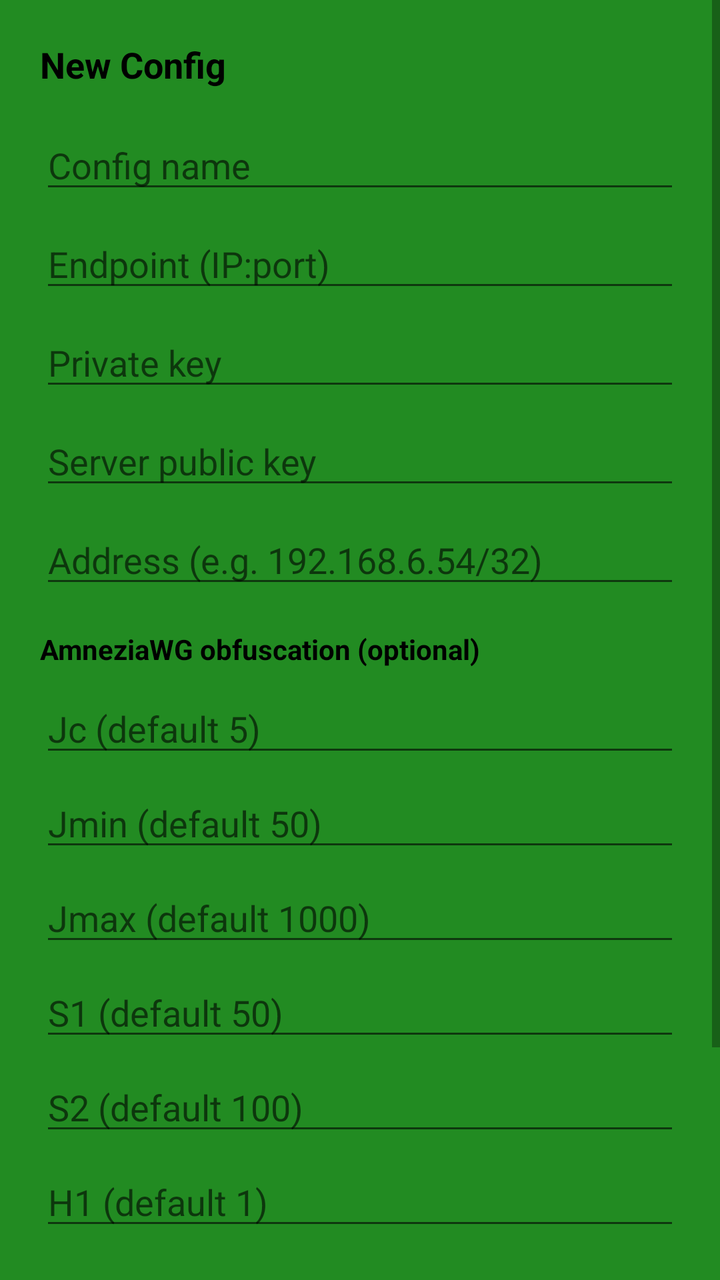
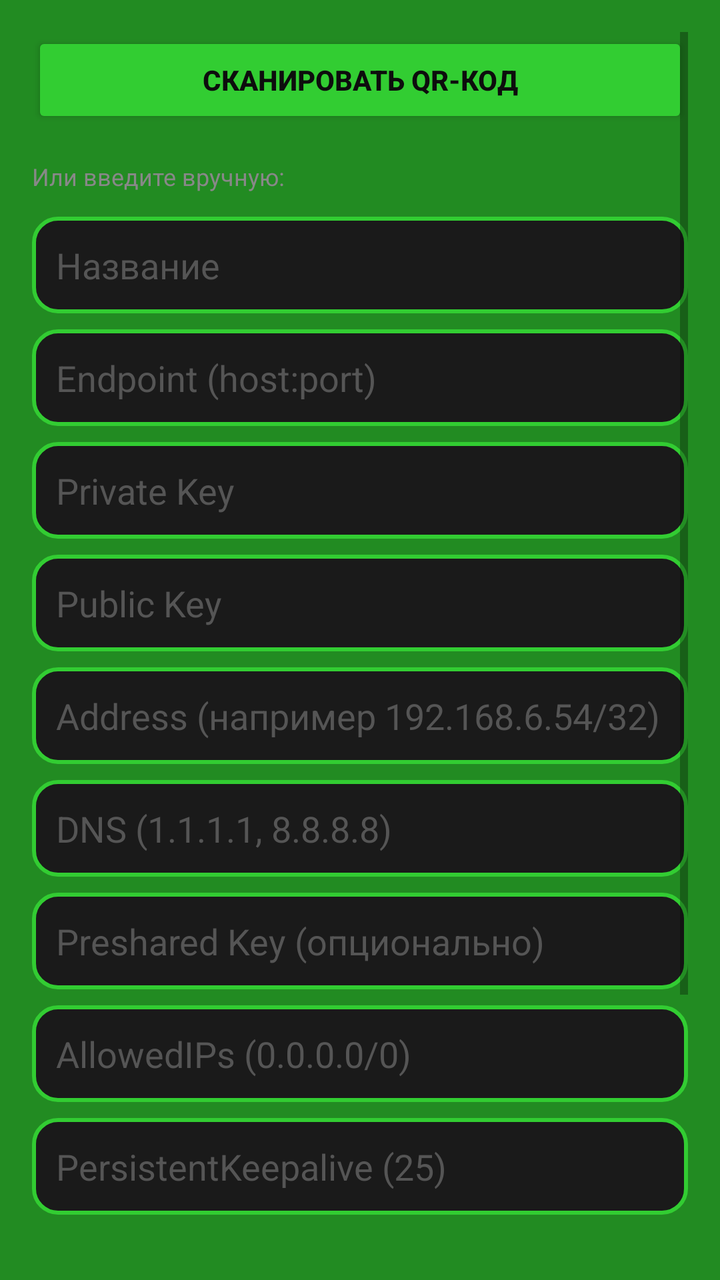

Screens rendered from an Android XML layout before and after an edit, with the pre-edit source and the edit as a unified diff.
<!-- AndroidManifest.xml: application theme Theme.Config -->
<!-- res/layout/dialog_add_server.xml -->
<?xml version="1.0" encoding="utf-8"?>
<ScrollView
    xmlns:android="http://schemas.android.com/apk/res/android"
    android:layout_width="match_parent"
    android:layout_height="wrap_content">

    <LinearLayout
        android:layout_width="match_parent"
        android:layout_height="wrap_content"
        android:orientation="vertical"
        android:padding="20dp">

        <TextView
            android:layout_width="wrap_content"
            android:layout_height="wrap_content"
            android:text="New Config"
            android:textSize="18sp"
            android:textStyle="bold"
            android:textColor="@android:color/black"
            android:layout_marginBottom="16dp" />

        <EditText
            android:id="@+id/etName"
            android:layout_width="match_parent"
            android:layout_height="wrap_content"
            android:hint="Config name"
            android:inputType="text" />

        <EditText
            android:id="@+id/etEndpoint"
            android:layout_width="match_parent"
            android:layout_height="wrap_content"
            android:hint="Endpoint (IP:port)"
            android:inputType="text"
            android:layout_marginTop="8dp" />

        <EditText
            android:id="@+id/etPrivateKey"
            android:layout_width="match_parent"
            android:layout_height="wrap_content"
            android:hint="Private key"
            android:inputType="text"
            android:layout_marginTop="8dp" />

        <EditText
            android:id="@+id/etPublicKey"
            android:layout_width="match_parent"
            android:layout_height="wrap_content"
            android:hint="Server public key"
            android:inputType="text"
            android:layout_marginTop="8dp" />

        <EditText
            android:id="@+id/etAddress"
            android:layout_width="match_parent"
            android:layout_height="wrap_content"
            android:hint="Address (e.g. 192.168.6.54/32)"
            android:inputType="text"
            android:layout_marginTop="8dp" />

        <TextView
            android:layout_width="wrap_content"
            android:layout_height="wrap_content"
            android:text="AmneziaWG obfuscation (optional)"
            android:textSize="14sp"
            android:textStyle="bold"
            android:textColor="@android:color/black"
            android:layout_marginTop="16dp"
            android:layout_marginBottom="8dp" />

        <EditText
            android:id="@+id/etJc"
            android:layout_width="match_parent"
            android:layout_height="wrap_content"
            android:hint="Jc (default 5)"
            android:inputType="number" />

        <EditText
            android:id="@+id/etJmin"
            android:layout_width="match_parent"
            android:layout_height="wrap_content"
            android:hint="Jmin (default 50)"
            android:inputType="number"
            android:layout_marginTop="6dp" />

        <EditText
            android:id="@+id/etJmax"
            android:layout_width="match_parent"
            android:layout_height="wrap_content"
            android:hint="Jmax (default 1000)"
            android:inputType="number"
            android:layout_marginTop="6dp" />

        <EditText
            android:id="@+id/etS1"
            android:layout_width="match_parent"
            android:layout_height="wrap_content"
            android:hint="S1 (default 50)"
            android:inputType="number"
            android:layout_marginTop="6dp" />

        <EditText
            android:id="@+id/etS2"
            android:layout_width="match_parent"
            android:layout_height="wrap_content"
            android:hint="S2 (default 100)"
            android:inputType="number"
            android:layout_marginTop="6dp" />

        <EditText
            android:id="@+id/etH1"
            android:layout_width="match_parent"
            android:layout_height="wrap_content"
            android:hint="H1 (default 1)"
            android:inputType="number"
            android:layout_marginTop="6dp" />

        <EditText
            android:id="@+id/etH2"
            android:layout_width="match_parent"
            android:layout_height="wrap_content"
            android:hint="H2 (default 2)"
            android:inputType="number"
            android:layout_marginTop="6dp" />

        <EditText
            android:id="@+id/etH3"
            android:layout_width="match_parent"
            android:layout_height="wrap_content"
            android:hint="H3 (default 3)"
            android:inputType="number"
            android:layout_marginTop="6dp" />

        <EditText
            android:id="@+id/etH4"
            android:layout_width="match_parent"
            android:layout_height="wrap_content"
            android:hint="H4 (default 4)"
            android:inputType="number"
            android:layout_marginTop="6dp" />

    </LinearLayout>
</ScrollView>
<!-- resources referenced by this layout -->
<resources>
  <style name="Theme.Config" parent="Theme.MaterialComponents.DayNight.NoActionBar">
          <item name="colorPrimary">@color/green_500</item>
          <item name="colorPrimaryVariant">@color/green_700</item>
          <item name="colorOnPrimary">@color/white</item>
          <item name="colorSecondary">@color/lime_200</item>
          <item name="colorSecondaryVariant">@color/lime_500</item>
          <item name="colorOnSecondary">@color/black</item>
          <item name="android:statusBarColor">@color/green_700</item>
          <item name="android:navigationBarColor">@color/black</item>
          <item name="android:windowBackground">@color/green_700</item>
      </style>
  <color name="green_500">#FF32CD32</color>
  <color name="green_700">#FF228B22</color>
  <color name="white">#FFFFFFFF</color>
  <color name="lime_200">#FFADFF2F</color>
  <color name="lime_500">#FF7CFC00</color>
  <color name="black">#FF000000</color>
</resources>

<!-- the commit's change to res/layout/dialog_add_server.xml (unified diff, before → after) -->
@@ -1,143 +1,263 @@
 <?xml version="1.0" encoding="utf-8"?>
-<ScrollView
-    xmlns:android="http://schemas.android.com/apk/res/android"
+<ScrollView xmlns:android="http://schemas.android.com/apk/res/android"
     android:layout_width="match_parent"
-    android:layout_height="wrap_content">
+    android:layout_height="wrap_content"
+    android:padding="16dp">
 
     <LinearLayout
         android:layout_width="match_parent"
         android:layout_height="wrap_content"
-        android:orientation="vertical"
-        android:padding="20dp">
+        android:orientation="vertical">
+
+        <Button
+            android:id="@+id/btnScanQr"
+            android:layout_width="match_parent"
+            android:layout_height="wrap_content"
+            android:text="СКАНИРОВАТЬ QR-КОД"
+            android:textColor="#0D0D0D"
+            android:textStyle="bold"
+            android:backgroundTint="#32CD32"
+            android:layout_marginBottom="16dp" />
 
         <TextView
             android:layout_width="wrap_content"
             android:layout_height="wrap_content"
-            android:text="New Config"
-            android:textSize="18sp"
-            android:textStyle="bold"
-            android:textColor="@android:color/black"
-            android:layout_marginBottom="16dp" />
+            android:text="Или введите вручную:"
+            android:textColor="#888888"
+            android:textSize="12sp"
+            android:layout_marginBottom="12dp" />
 
         <EditText
             android:id="@+id/etName"
             android:layout_width="match_parent"
             android:layout_height="wrap_content"
-            android:hint="Config name"
-            android:inputType="text" />
+            android:hint="Название"
+            android:textColor="#FFFFFF"
+            android:textColorHint="#555555"
+            android:background="@drawable/domain_input_bg"
+            android:padding="12dp"
+            android:layout_marginBottom="8dp" />
 
         <EditText
             android:id="@+id/etEndpoint"
             android:layout_width="match_parent"
             android:layout_height="wrap_content"
-            android:hint="Endpoint (IP:port)"
-            android:inputType="text"
-            android:layout_marginTop="8dp" />
+            android:hint="Endpoint (host:port)"
+            android:textColor="#FFFFFF"
+            android:textColorHint="#555555"
+            android:background="@drawable/domain_input_bg"
+            android:padding="12dp"
+            android:layout_marginBottom="8dp" />
 
         <EditText
             android:id="@+id/etPrivateKey"
             android:layout_width="match_parent"
             android:layout_height="wrap_content"
-            android:hint="Private key"
-            android:inputType="text"
-            android:layout_marginTop="8dp" />
+            android:hint="Private Key"
+            android:textColor="#FFFFFF"
+            android:textColorHint="#555555"
+            android:background="@drawable/domain_input_bg"
+            android:padding="12dp"
+            android:layout_marginBottom="8dp" />
 
         <EditText
             android:id="@+id/etPublicKey"
             android:layout_width="match_parent"
             android:layout_height="wrap_content"
-            android:hint="Server public key"
-            android:inputType="text"
-            android:layout_marginTop="8dp" />
+            android:hint="Public Key"
+            android:textColor="#FFFFFF"
+            android:textColorHint="#555555"
+            android:background="@drawable/domain_input_bg"
+            android:padding="12dp"
+            android:layout_marginBottom="8dp" />
 
         <EditText
             android:id="@+id/etAddress"
             android:layout_width="match_parent"
             android:layout_height="wrap_content"
-            android:hint="Address (e.g. 192.168.6.54/32)"
-            android:inputType="text"
-            android:layout_marginTop="8dp" />
+            android:hint="Address (например 192.168.6.54/32)"
+            android:textColor="#FFFFFF"
+            android:textColorHint="#555555"
+            android:background="@drawable/domain_input_bg"
+            android:padding="12dp"
+            android:layout_marginBottom="8dp" />
+
+        <EditText
+            android:id="@+id/etDns"
+            android:layout_width="match_parent"
+            android:layout_height="wrap_content"
+            android:hint="DNS (1.1.1.1, 8.8.8.8)"
+            android:textColor="#FFFFFF"
+            android:textColorHint="#555555"
+            android:background="@drawable/domain_input_bg"
+            android:padding="12dp"
+            android:layout_marginBottom="8dp" />
+
+        <EditText
+            android:id="@+id/etPresharedKey"
+            android:layout_width="match_parent"
+            android:layout_height="wrap_content"
+            android:hint="Preshared Key (опционально)"
+            android:textColor="#FFFFFF"
+            android:textColorHint="#555555"
+            android:background="@drawable/domain_input_bg"
+            android:padding="12dp"
+            android:layout_marginBottom="8dp" />
+
+        <EditText
+            android:id="@+id/etAllowedIPs"
+            android:layout_width="match_parent"
+            android:layout_height="wrap_content"
+            android:hint="AllowedIPs (0.0.0.0/0)"
+            android:textColor="#FFFFFF"
+            android:textColorHint="#555555"
+            android:background="@drawable/domain_input_bg"
+            android:padding="12dp"
+            android:layout_marginBottom="8dp" />
+
+        <EditText
+            android:id="@+id/etPersistentKeepalive"
+            android:layout_width="match_parent"
+            android:layout_height="wrap_content"
+            android:hint="PersistentKeepalive (25)"
+            android:textColor="#FFFFFF"
+            android:textColorHint="#555555"
+            android:background="@drawable/domain_input_bg"
+            android:padding="12dp"
+            android:layout_marginBottom="8dp" />
 
         <TextView
             android:layout_width="wrap_content"
             android:layout_height="wrap_content"
-            android:text="AmneziaWG obfuscation (optional)"
-            android:textSize="14sp"
-            android:textStyle="bold"
-            android:textColor="@android:color/black"
-            android:layout_marginTop="16dp"
-            android:layout_marginBottom="8dp" />
-
-        <EditText
-            android:id="@+id/etJc"
-            android:layout_width="match_parent"
-            android:layout_height="wrap_content"
-            android:hint="Jc (default 5)"
-            android:inputType="number" />
-
-        <EditText
-            android:id="@+id/etJmin"
-            android:layout_width="match_parent"
-            android:layout_height="wrap_content"
-            android:hint="Jmin (default 50)"
-            android:inputType="number"
-            android:layout_marginTop="6dp" />
-
-        <EditText
-            android:id="@+id/etJmax"
-            android:layout_width="match_parent"
-            android:layout_height="wrap_content"
-            android:hint="Jmax (default 1000)"
-            android:inputType="number"
-            android:layout_marginTop="6dp" />
-
-        <EditText
-            android:id="@+id/etS1"
-            android:layout_width="match_parent"
-            android:layout_height="wrap_content"
-            android:hint="S1 (default 50)"
-            android:inputType="number"
-            android:layout_marginTop="6dp" />
-
-        <EditText
-            android:id="@+id/etS2"
-            android:layout_width="match_parent"
-            android:layout_height="wrap_content"
-            android:hint="S2 (default 100)"
-            android:inputType="number"
-            android:layout_marginTop="6dp" />
-
-        <EditText
-            android:id="@+id/etH1"
-            android:layout_width="match_parent"
-            android:layout_height="wrap_content"
-            android:hint="H1 (default 1)"
-            android:inputType="number"
-            android:layout_marginTop="6dp" />
-
-        <EditText
-            android:id="@+id/etH2"
-            android:layout_width="match_parent"
-            android:layout_height="wrap_content"
-            android:hint="H2 (default 2)"
-            android:inputType="number"
-            android:layout_marginTop="6dp" />
-
-        <EditText
-            android:id="@+id/etH3"
-            android:layout_width="match_parent"
-            android:layout_height="wrap_content"
-            android:hint="H3 (default 3)"
-            android:inputType="number"
-            android:layout_marginTop="6dp" />
-
-        <EditText
-            android:id="@+id/etH4"
-            android:layout_width="match_parent"
-            android:layout_height="wrap_content"
-            android:hint="H4 (default 4)"
-            android:inputType="number"
-            android:layout_marginTop="6dp" />
-
+            android:text="AmneziaWG параметры (опционально):"
+            android:textColor="#888888"
+            android:textSize="12sp"
+            android:layout_marginTop="8dp"
+            android:layout_marginBottom="8dp" />
+
+        <LinearLayout
+            android:layout_width="match_parent"
+            android:layout_height="wrap_content"
+            android:orientation="horizontal">
+
+            <EditText
+                android:id="@+id/etJc"
+                android:layout_width="0dp"
+                android:layout_height="wrap_content"
+                android:layout_weight="1"
+                android:hint="Jc"
+                android:textColor="#FFFFFF"
+                android:textColorHint="#555555"
+                android:background="@drawable/domain_input_bg"
+                android:padding="12dp"
+                android:layout_marginEnd="4dp" />
+
+            <EditText
+                android:id="@+id/etJmin"
+                android:layout_width="0dp"
+                android:layout_height="wrap_content"
+                android:layout_weight="1"
+                android:hint="Jmin"
+                android:textColor="#FFFFFF"
+                android:textColorHint="#555555"
+                android:background="@drawable/domain_input_bg"
+                android:padding="12dp"
+                android:layout_marginEnd="4dp" />
+
+            <EditText
+                android:id="@+id/etJmax"
+                android:layout_width="0dp"
+                android:layout_height="wrap_content"
+                android:layout_weight="1"
+                android:hint="Jmax"
+                android:textColor="#FFFFFF"
+                android:textColorHint="#555555"
+                android:background="@drawable/domain_input_bg"
+                android:padding="12dp" />
+        </LinearLayout>
+
+        <LinearLayout
+            android:layout_width="match_parent"
+            android:layout_height="wrap_content"
+            android:orientation="horizontal"
+            android:layout_marginTop="8dp">
+
+            <EditText
+                android:id="@+id/etS1"
+                android:layout_width="0dp"
+                android:layout_height="wrap_content"
+                android:layout_weight="1"
+                android:hint="S1"
+                android:textColor="#FFFFFF"
+                android:textColorHint="#555555"
+                android:background="@drawable/domain_input_bg"
+                android:padding="12dp"
+                android:layout_marginEnd="4dp" />
+
+            <EditText
+                android:id="@+id/etS2"
+                android:layout_width="0dp"
+                android:layout_height="wrap_content"
+                android:layout_weight="1"
+                android:hint="S2"
+                android:textColor="#FFFFFF"
+                android:textColorHint="#555555"
+                android:background="@drawable/domain_input_bg"
+                android:padding="12dp" />
+        </LinearLayout>
+
+        <LinearLayout
+            android:layout_width="match_parent"
+            android:layout_height="wrap_content"
+            android:orientation="horizontal"
+            android:layout_marginTop="8dp">
+
+            <EditText
+                android:id="@+id/etH1"
+                android:layout_width="0dp"
+                android:layout_height="wrap_content"
+                android:layout_weight="1"
+                android:hint="H1"
+                android:textColor="#FFFFFF"
+                android:textColorHint="#555555"
+                android:background="@drawable/domain_input_bg"
+                android:padding="12dp"
+                android:layout_marginEnd="4dp" />
+
+            <EditText
+                android:id="@+id/etH2"
+                android:layout_width="0dp"
+                android:layout_height="wrap_content"
+                android:layout_weight="1"
+                android:hint="H2"
+                android:textColor="#FFFFFF"
+                android:textColorHint="#555555"
+                android:background="@drawable/domain_input_bg"
+                android:padding="12dp"
+                android:layout_marginEnd="4dp" />
+
+            <EditText
+                android:id="@+id/etH3"
+                android:layout_width="0dp"
+                android:layout_height="wrap_content"
+                android:layout_weight="1"
+                android:hint="H3"
+                android:textColor="#FFFFFF"
+                android:textColorHint="#555555"
+                android:background="@drawable/domain_input_bg"
+                android:padding="12dp"
+                android:layout_marginEnd="4dp" />
+
+            <EditText
+                android:id="@+id/etH4"
+                android:layout_width="0dp"
+                android:layout_height="wrap_content"
+                android:layout_weight="1"
+                android:hint="H4"
+                android:textColor="#FFFFFF"
+                android:textColorHint="#555555"
+                android:background="@drawable/domain_input_bg"
+                android:padding="12dp" />
+        </LinearLayout>
     </LinearLayout>
 </ScrollView>
<!-- resource entries referenced after the edit -->
@@ -1,5 +1,13 @@
 <!-- resources referenced by this layout -->
 <resources>
+  <!-- drawable domain_input_bg (drawable) -->
+  <?xml version="1.0" encoding="utf-8"?>
+  <shape xmlns:android="http://schemas.android.com/apk/res/android"
+      android:shape="rectangle">
+      <solid android:color="#1A1A1A" />
+      <stroke android:width="2dp" android:color="#32CD32" />
+      <corners android:radius="12dp" />
+  </shape>
   <style name="Theme.Config" parent="Theme.MaterialComponents.DayNight.NoActionBar">
           <item name="colorPrimary">@color/green_500</item>
           <item name="colorPrimaryVariant">@color/green_700</item>
